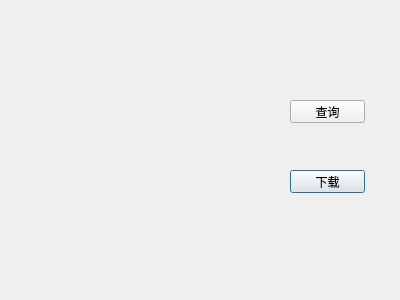
IamLJT/Lab-Summer-Project-Practice, file 409client/find_dialog.ui: the form before one commit.
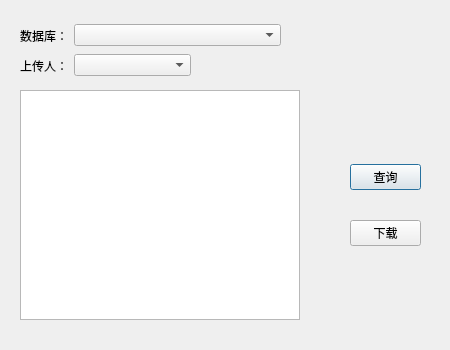
The form after the commit.

The edit to the form file:
```diff
--- a/409client/find_dialog.ui
+++ b/409client/find_dialog.ui
@@ -6,37 +6,94 @@
    <rect>
     <x>0</x>
     <y>0</y>
-    <width>400</width>
-    <height>300</height>
+    <width>450</width>
+    <height>350</height>
    </rect>
   </property>
   <property name="windowTitle">
    <string>Dialog</string>
   </property>
-  <widget class="QPushButton" name="pushButton">
+  <widget class="QWidget" name="horizontalLayoutWidget">
    <property name="geometry">
     <rect>
-     <x>290</x>
-     <y>170</y>
-     <width>75</width>
-     <height>23</height>
+     <x>20</x>
+     <y>50</y>
+     <width>171</width>
+     <height>31</height>
     </rect>
    </property>
-   <property name="text">
-    <string>下载</string>
+   <layout class="QHBoxLayout" name="horizontalLayout" stretch="1,4">
+    <item>
+     <widget class="QLabel" name="label">
+      <property name="text">
+       <string>上传人：</string>
+      </property>
+     </widget>
+    </item>
+    <item>
+     <widget class="QComboBox" name="comboBox_2"/>
+    </item>
+   </layout>
+  </widget>
+  <widget class="QWidget" name="horizontalLayoutWidget_2">
+   <property name="geometry">
+    <rect>
+     <x>20</x>
+     <y>20</y>
+     <width>261</width>
+     <height>31</height>
+    </rect>
    </property>
+   <layout class="QHBoxLayout" name="horizontalLayout_2" stretch="1,5">
+    <property name="spacing">
+     <number>6</number>
+    </property>
+    <item>
+     <widget class="QLabel" name="label_2">
+      <property name="text">
+       <string>数据库：</string>
+      </property>
+     </widget>
+    </item>
+    <item>
+     <widget class="QComboBox" name="comboBox"/>
+    </item>
+   </layout>
   </widget>
-  <widget class="QPushButton" name="pushButton_2">
+  <widget class="QWidget" name="verticalLayoutWidget">
    <property name="geometry">
     <rect>
-     <x>290</x>
-     <y>100</y>
-     <width>75</width>
-     <height>23</height>
+     <x>350</x>
+     <y>140</y>
+     <width>71</width>
+     <height>131</height>
     </rect>
    </property>
-   <property name="text">
-    <string>查询</string>
+   <layout class="QVBoxLayout" name="verticalLayout">
+    <item>
+     <widget class="QPushButton" name="pushButton_2">
+      <property name="text">
+       <string>查询</string>
+      </property>
+     </widget>
+    </item>
+    <item>
+     <widget class="QPushButton" name="pushButton">
+      <property name="text">
+       <string>下载</string>
+      </property>
+     </widget>
+    </item>
+   </layout>
+  </widget>
+  <widget class="QTableView" name="tableView">
+   <property name="geometry">
+    <rect>
+     <x>20</x>
+     <y>90</y>
+     <width>280</width>
+     <height>230</height>
+    </rect>
    </property>
   </widget>
  </widget>
```
Left out of the diff: 5 changed lines with no effect on the pictures.
